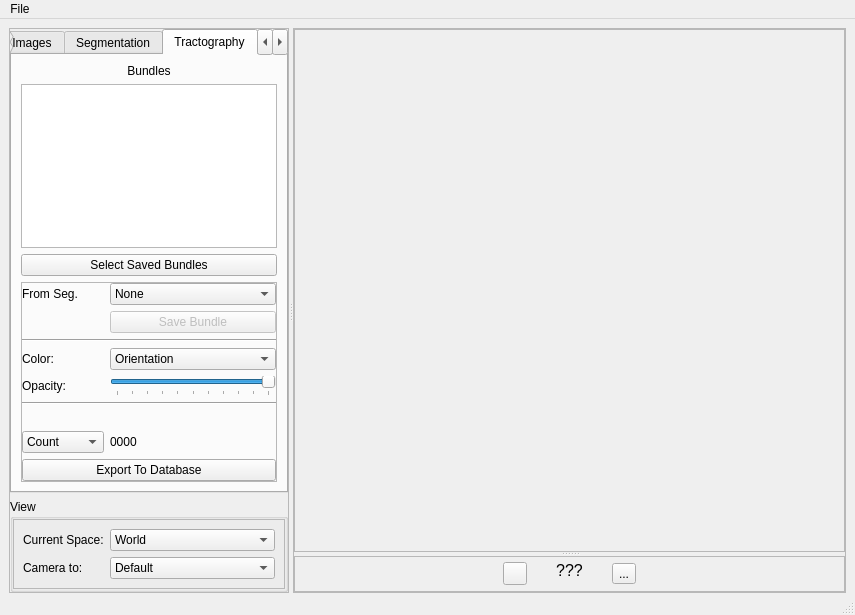
diego0020/braviz-app, file braviz/interaction/qt_guis/subject_overview.ui: the form before one commit.
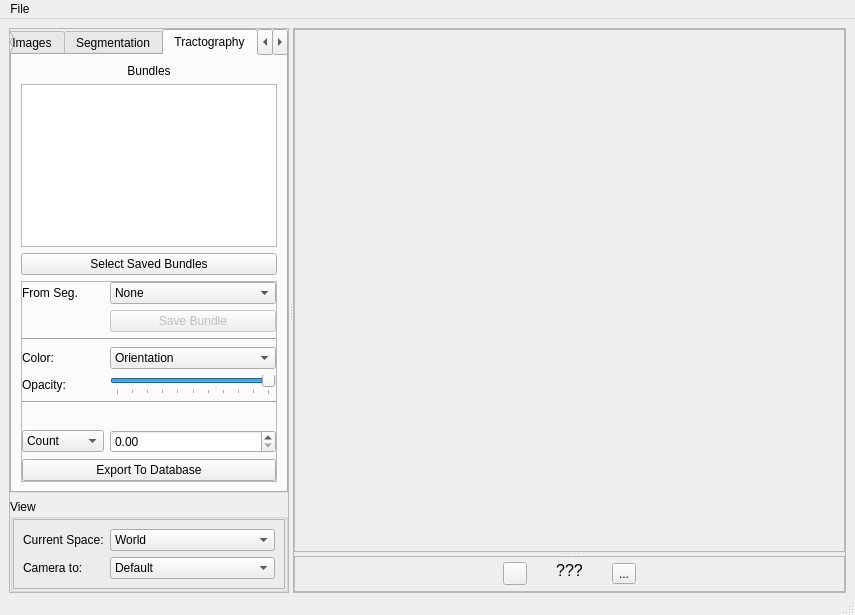
The form after the commit. The open tabs and pages were chosen to show the change. Icons and pictures are not drawn.

Commit message: simple fiber metrics

Patch:
```diff
--- a/braviz/interaction/qt_guis/subject_overview.ui
+++ b/braviz/interaction/qt_guis/subject_overview.ui
@@ -805,14 +805,7 @@
                <item row="7" column="0" colspan="2">
                 <widget class="QLabel" name="label_11">
                  <property name="text">
-                  <string>&lt;Active Bundle&gt;</string>
-                 </property>
-                </widget>
-               </item>
-               <item row="8" column="1">
-                <widget class="QLabel" name="label_24">
-                 <property name="text">
-                  <string>0000</string>
+                  <string>&lt;No active bundle&gt;</string>
                  </property>
                 </widget>
                </item>
@@ -887,6 +880,16 @@
                  </property>
                 </widget>
                </item>
+               <item row="8" column="1">
+                <widget class="QDoubleSpinBox" name="fibers_scalar_value">
+                 <property name="locale">
+                  <locale language="English" country="UnitedStates"/>
+                 </property>
+                 <property name="maximum">
+                  <double>999999.000000000000000</double>
+                 </property>
+                </widget>
+               </item>
               </layout>
              </widget>
             </item>
```
Left out of the diff: 8 changed lines with no effect on the pictures. The commit also changes 4 other files.
